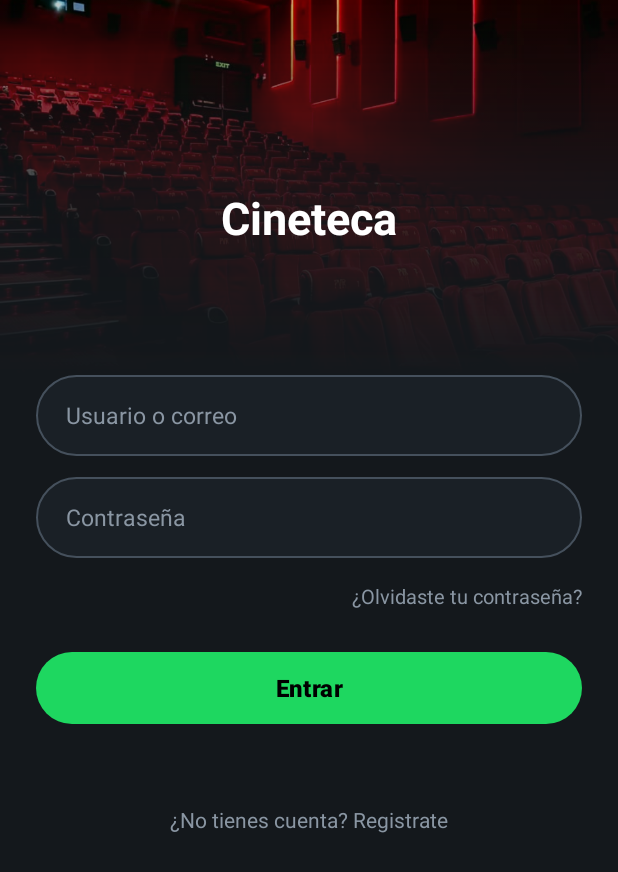
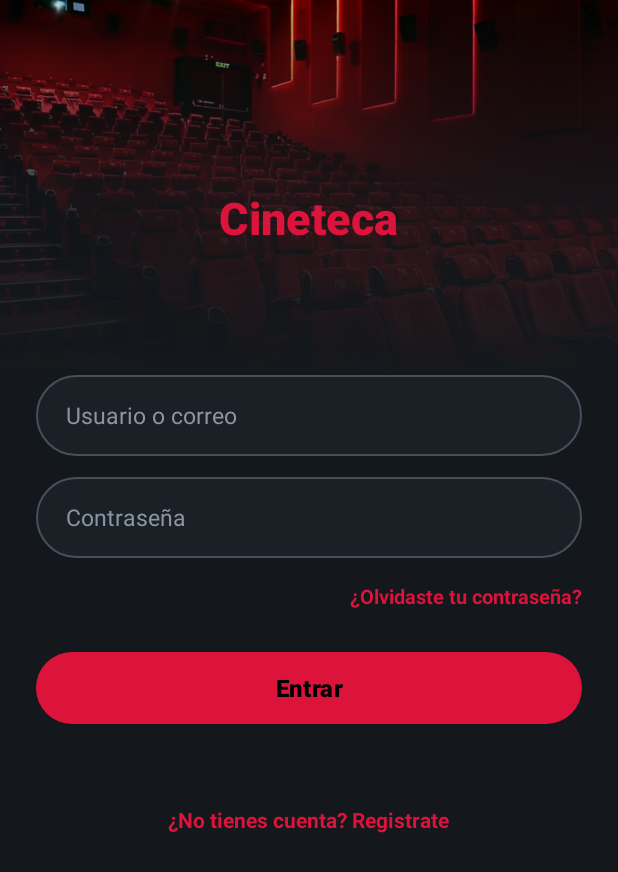
Before and after one commit to Naidu3736/cineteca, an Android app: the layout login_interface.xml on its own in the app's theme, with its tools: preview values and no code run, on a phone screen of 412 x 824 dp. Shown: the top 872 px of the screen. Run offline under Robolectric (Android 15) with nearby library versions, the phone set to English and light mode, and no system bars.

Commit message:
Ajustes Paleta de Colores

```diff
--- a/app/src/main/res/layout/login_interface.xml
+++ b/app/src/main/res/layout/login_interface.xml
@@ -49,8 +49,9 @@
                     <TextView
                         android:layout_width="wrap_content"
                         android:layout_height="wrap_content"
+                        android:fontFamily="sans-serif-black"
                         android:text="Cineteca"
-                        android:textColor="@color/white"
+                        android:textColor="@color/crimson_primary"
                         android:textSize="30sp"
                         android:textStyle="bold" />
 
@@ -98,8 +99,9 @@
                     android:layout_gravity="end"
                     android:layout_marginTop="16dp"
                     android:text="¿Olvidaste tu contraseña?"
-                    android:textColor="@color/muted"
-                    android:textSize="13sp" />
+                    android:textColor="@color/crimson_primary"
+                    android:textSize="13sp"
+                    android:textStyle="bold" />
 
                 <!-- Botón entrar -->
                 <com.google.android.material.button.MaterialButton
@@ -112,7 +114,7 @@
                     android:textColor="@color/black"
                     android:textSize="16sp"
                     android:textStyle="bold"
-                    app:backgroundTint="@color/emerald_green"
+                    app:backgroundTint="@color/crimson_primary"
                     app:cornerRadius="28dp" />
 
                 <LinearLayout
@@ -128,8 +130,9 @@
                     android:layout_height="wrap_content"
                     android:layout_marginTop="36dp"
                     android:text="¿No tienes cuenta? Registrate"
-                    android:textColor="@color/muted"
-                    android:textSize="14sp" />
+                    android:textColor="@color/crimson_primary"
+                    android:textSize="14sp"
+                    android:textStyle="bold" />
 
             </LinearLayout>
 
--- a/app/src/main/res/values/colors.xml
+++ b/app/src/main/res/values/colors.xml
@@ -7,4 +7,5 @@
     <color name="border">#45505C</color>
     <color name="muted">#8A96A3</color>
     <color name="emerald_green">#1ED760</color>
+    <color name="crimson_primary">#DC143C</color>
 </resources>
```
Also changed, not shown: app/src/main/res/layout/sign_up_interface.xml (+4 -3 lines).
